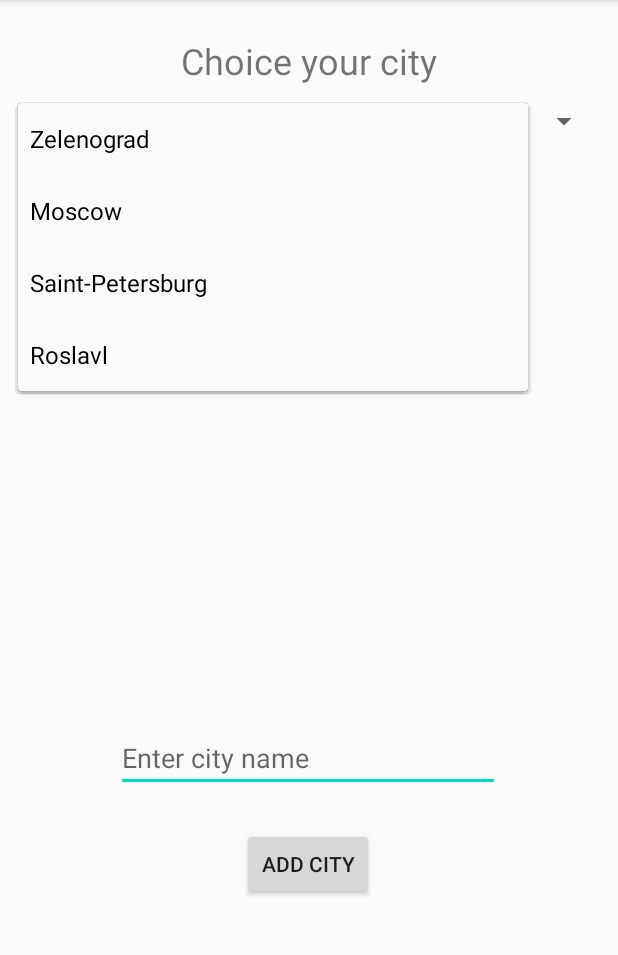
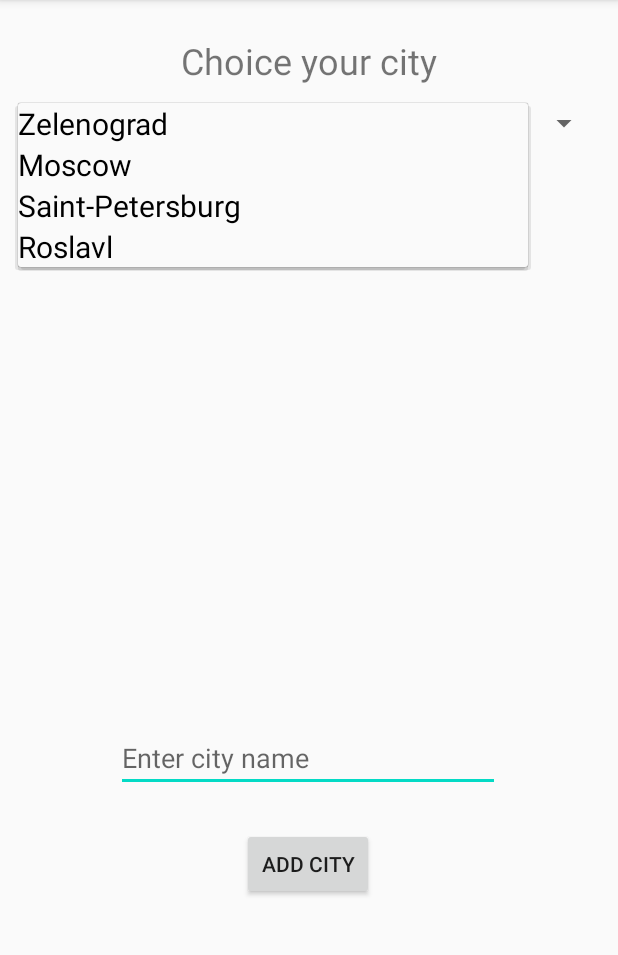
Before and after one commit to FatED42/Weather, an Android app: the screen it shows after launch (MainActivity), after a tap on "Zelenograd", on a phone screen of 412 x 824 dp, the part 84-1039 px from its top. Run offline under Robolectric (Android 15) with nearby library versions, the phone set to English and light mode, and no system bars.

Commit message:
Изменил размер текста в спинере

```diff
--- a/app/src/main/java/com/example/weather/MainActivity.java
+++ b/app/src/main/java/com/example/weather/MainActivity.java
@@ -3,6 +3,7 @@ package com.example.weather;
 import androidx.appcompat.app.AppCompatActivity;
 
 import android.os.Bundle;
+import android.widget.ArrayAdapter;
 import android.widget.Spinner;
 import android.widget.Toast;
 
@@ -14,9 +15,15 @@ public class MainActivity extends AppCompatActivity {
         setContentView(R.layout.cities_choise);
 
         initViews();
+
     }
 
     private void initViews() {
+        Spinner cities_spinner = findViewById(R.id.cities_spinner);
 
+        ArrayAdapter<CharSequence> citiesAdapter = ArrayAdapter.createFromResource(
+                this,R.array.cities, R.layout.spinner_layout);
+        citiesAdapter.setDropDownViewResource(R.layout.spinner_layout);
+        cities_spinner.setAdapter(citiesAdapter);
     }
 }
--- /dev/null
+++ b/app/src/main/res/layout/spinner_layout.xml
@@ -0,0 +1,7 @@
+<?xml version="1.0" encoding="utf-8"?>
+<TextView xmlns:android="http://schemas.android.com/apk/res/android"
+    android:id="@+id/spinnerTarget"
+    android:layout_width="fill_parent"
+    android:layout_height="wrap_content"
+    android:textColor="#000000"
+    android:textSize="20sp"/>
```
